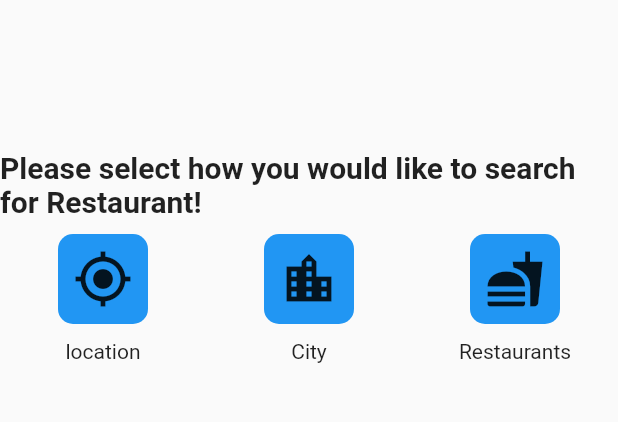
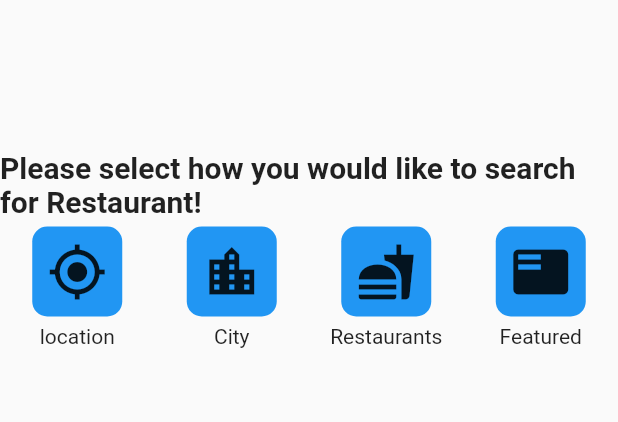
Before and after one commit to iOSMobileBrian/ADK_Eats, a Flutter app: the screen it shows after launch, on a phone screen of 412 x 824 dp, the part 153-575 px from its top. Run offline on Flutter 3.47's test engine with Material 2 defaults, Android fonts, the phone set to English and light mode, and no system bars.

```diff
--- /dev/null
+++ b/lib/Constants.dart
@@ -0,0 +1,2 @@
+import 'package:flutter/material.dart';
+import 'package:adk_eats/Screens/location_screen.dart';
--- a/lib/Screens/welcome_screen.dart
+++ b/lib/Screens/welcome_screen.dart
@@ -1,8 +1,19 @@
+
+
+import 'package:adk_eats/Screens/city_screen.dart';
+import 'package:adk_eats/Screens/featured_screen.dart';
+import 'package:adk_eats/Screens/location_screen.dart';
+import 'package:adk_eats/Screens/restaurants_screen.dart';
 import 'package:flutter/material.dart';
 import 'package:adk_eats/Utilities/reusable_card.dart';
 
 
 class WelcomeScreen extends StatelessWidget {
+
+  static String id = 'welcome_screen';
+
+
+
   @override
   Widget build(BuildContext context) {
     return Scaffold(
@@ -26,7 +37,11 @@ class WelcomeScreen extends StatelessWidget {
                 Column(
                   children: [
                     ReusableCard(color: Colors.blue,
-                    cardChild: Icon(Icons.my_location, size: 40,),),
+                    cardChild: Icon(Icons.my_location, size: 40,),
+                      onPressed: (){
+                      Navigator.pushNamed(context, LocationPage.id);
+                      },
+                    ),
                     Text("location"),
                   ],
                 ),
@@ -34,15 +49,35 @@ class WelcomeScreen extends StatelessWidget {
                   children: [
                     ReusableCard(color: Colors.blue,
                       cardChild: Icon(Icons.location_city, size: 40,
-                      ),),
+                      ),
+                      onPressed: (){
+
+                      Navigator.pushNamed(context, CityPage.id);
+                      },
+                    ),
                     Text("City"),
                   ],
                 ),
                 Column(
                   children: [
                     ReusableCard(color: Colors.blue,
-                      cardChild: Icon(Icons.fastfood, size: 40,),),
+                      cardChild: Icon(Icons.fastfood, size: 40,),
+                      onPressed: (){
+                      Navigator.pushNamed(context, FoodPage.id);
+                      },
+                    ),
                     Text("Restaurants"),
+                  ],
+                ),
+                Column(
+                  children: [
+                    ReusableCard(color: Colors.blue,
+                      cardChild: Icon(Icons.featured_play_list, size: 40,),
+                      onPressed: (){
+                      Navigator.pushNamed(context, FeaturedPage.id);
+                      },
+                    ),
+                    Text("Featured"),
                   ],
                 ),
               ],
--- a/lib/Utilities/reusable_card.dart
+++ b/lib/Utilities/reusable_card.dart
@@ -2,23 +2,27 @@ import 'package:flutter/material.dart';
 
 class ReusableCard extends StatelessWidget {
 
-  ReusableCard({@required this.color, this.cardChild});
+  ReusableCard({@required this.color, this.cardChild, this.onPressed});
 
   final Color color;
   final Widget cardChild;
+  final Function onPressed;
 
   @override
   Widget build(BuildContext context) {
-    return Container(
+    return FlatButton(
+      onPressed: onPressed,
+      child: Container(
         width: 60,
         height: 60,
         child: cardChild,
-      margin: EdgeInsets.all(10.0),
+        margin: EdgeInsets.all(5.0),
         decoration: BoxDecoration(
 
           borderRadius: BorderRadius.circular(10.0),
           color: color,
         ),
+      ),
     );
   }
 }
--- a/lib/main.dart
+++ b/lib/main.dart
@@ -1,5 +1,10 @@
+import 'package:adk_eats/Screens/featured_screen.dart';
 import 'package:flutter/material.dart';
 import 'package:adk_eats/Screens/welcome_screen.dart';
+
+import 'Screens/city_screen.dart';
+import 'Screens/location_screen.dart';
+import 'Screens/restaurants_screen.dart';
 
 
 void main() {
@@ -15,7 +20,15 @@ class MyApp extends StatelessWidget {
       theme: ThemeData(
         primarySwatch: Colors.blue,
       ),
-      home: WelcomeScreen(),
+        initialRoute: WelcomeScreen.id,
+        routes: {
+          WelcomeScreen.id: (context) => WelcomeScreen(),
+          LocationPage.id: (context) => LocationPage(),
+          CityPage.id: (context) => CityPage(),
+          FoodPage.id: (context) => FoodPage(),
+          FeaturedPage.id: (context) => FeaturedPage()
+
+        }
     );
   }
 }
--- a/pubspec.yaml
+++ b/pubspec.yaml
@@ -25,9 +25,13 @@ dependencies:
     sdk: flutter
 
 
+
   # The following adds the Cupertino Icons font to your application.
   # Use with the CupertinoIcons class for iOS style icons.
   cupertino_icons: ^1.0.0
+  firebase_core: ^0.7.0
+  firebase_auth: ^0.20.0+1
+  cloud_firestore: ^0.16.0
 
 dev_dependencies:
   flutter_test:
```
Also changed, not shown: lib/Screens/city_screen.dart (+24 -0 lines), lib/Screens/featured_screen.dart (added, +25 -0 lines), lib/Screens/location_screen.dart (+25 -0 lines), lib/Screens/restaurants_screen.dart (+24 -0 lines), pubspec.lock, 7 other files. Lines whose indentation alone changed are shown as unchanged.
